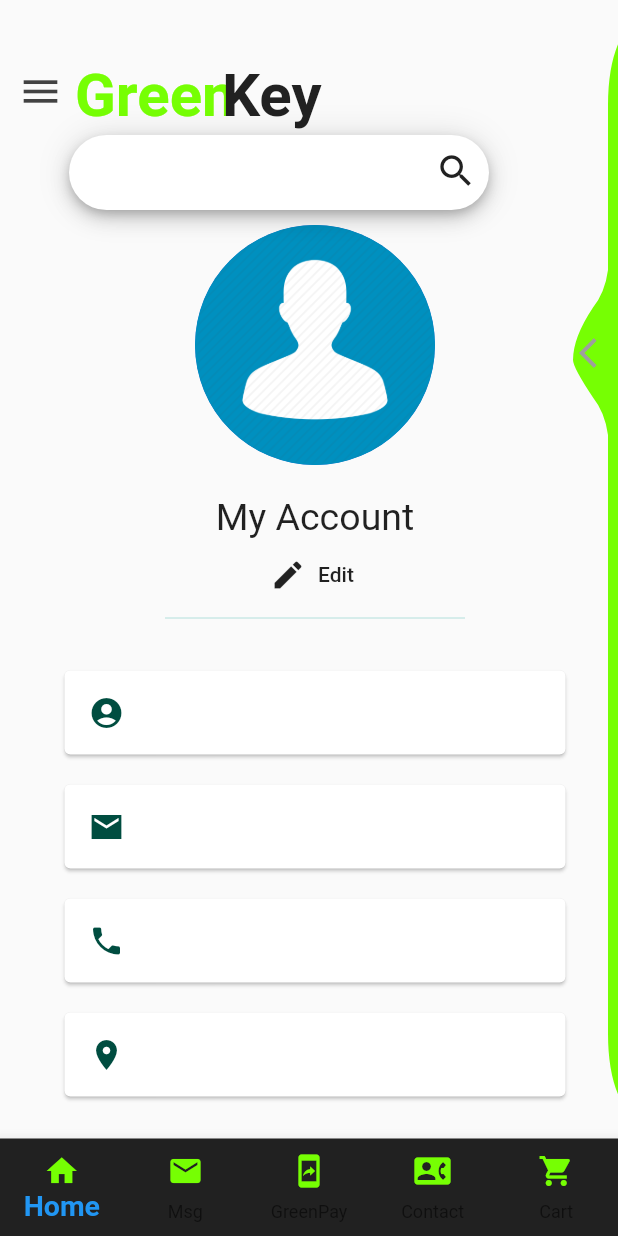
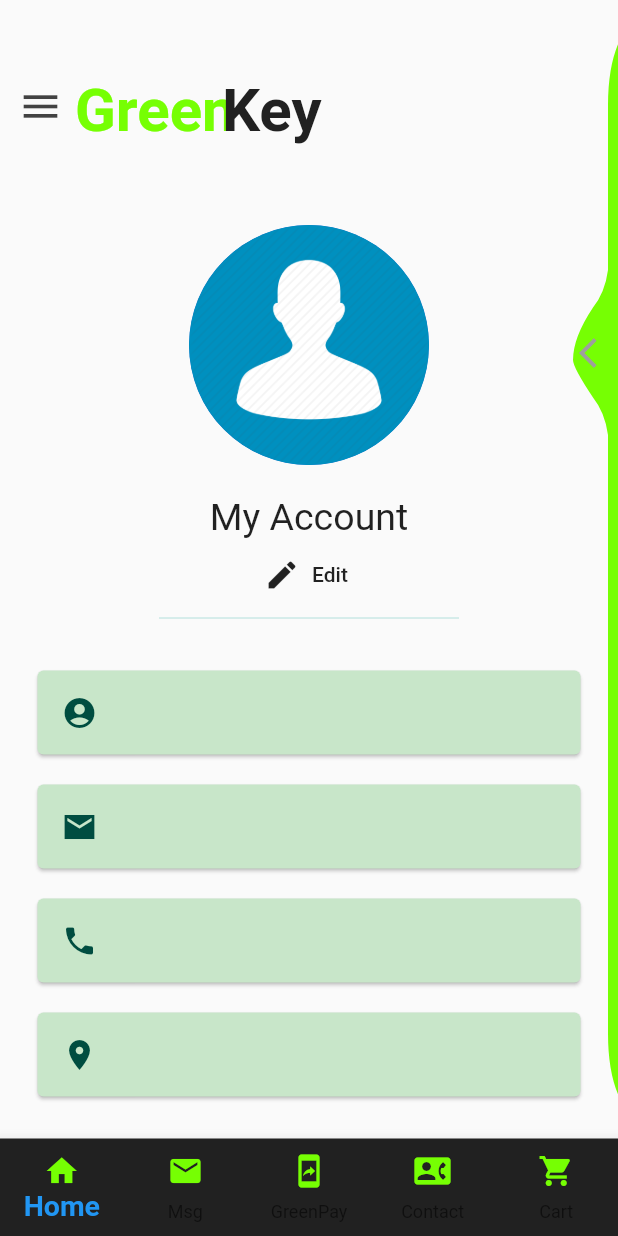
Before and after one commit to nitishnb/GreenKey, a Flutter app: the screen it shows once a user with an empty profile is signed in, after a tap on the "menu" icon, after a tap on "My Account", on a phone screen of 412 x 824 dp. Run offline on Flutter 3.47's test engine with Material 2 defaults, Android fonts, the phone set to English and light mode, and no system bars; our stand-ins replace after_layout, cloud_firestore, firebase_auth, flutter_spinkit, settings_ui; missing offline and left inert: dart:ffi; accounts and stored records are empty; Roboto replaces fonts that are missing (SourceSansPro).

```diff
--- a/lib/screens/home/home.dart
+++ b/lib/screens/home/home.dart
@@ -1,3 +1,7 @@
+import 'dart:ffi';
+
+import 'package:GreenKey/screens/home/product.dart';
+import 'package:GreenKey/screens/home/settings.dart';
 import 'package:flutter/cupertino.dart';
 import 'package:flutter/material.dart';
 import 'package:GreenKey/screens/home/sidebar/sidebarlayout.dart';
@@ -47,10 +51,10 @@ class Homelayout extends StatefulWidget   {
 class _HomelayoutState  extends State<Homelayout> {
   final AuthService _auth = AuthService();
 
-  final Color selectedTileColor = Colors.lightGreen;
 
   GlobalKey<ScaffoldState> _stackKey = GlobalKey<ScaffoldState>();
   int _currentIndex = 0, _selectedindex = -1;
+  bool _toggle = true;
   dynamic _bottomSelect = MyApp2();
 
   showAlertDialog(BuildContext context) {
@@ -116,8 +120,8 @@ class _HomelayoutState  extends State<Homelayout> {
                 children: <Widget>[
                   Positioned(
                     top: 110,
-                    left: 18,
-                    right: 10,
+                    left: 0,
+                    right: 0,
                     bottom: 2,
                     child: _bottomSelect,
                   ),
@@ -157,7 +161,7 @@ class _HomelayoutState  extends State<Homelayout> {
                   ),
                   Positioned(
                     left: 3,
-                    top: 15,
+                    top: 25,
                     child: Column(
                       children: [
                         SizedBox(height: 22,),
@@ -176,7 +180,7 @@ class _HomelayoutState  extends State<Homelayout> {
                   ),
                   Positioned(
                     left: 50,
-                    top: 30,
+                    top: 40,
                     child: Column(
                       children: [
                         SizedBox(height: 10,),
@@ -188,7 +192,7 @@ class _HomelayoutState  extends State<Homelayout> {
                   ),
                   Positioned(
                     left: 148,
-                    top: 30,
+                    top: 40,
                     child: Column(
                       children: [
                         SizedBox(height: 10,),
@@ -201,7 +205,7 @@ class _HomelayoutState  extends State<Homelayout> {
                   Positioned(
                     top: 90,
                     left: 46,
-                    child: AnimatedSearchBar(),
+                    child: (_toggle) ? AnimatedSearchBar() : Container() ,
                   ),
 
                 ],
@@ -219,11 +223,12 @@ class _HomelayoutState  extends State<Homelayout> {
                       child: Center(
                         child: Column(
                           children: <Widget>[
-                            SizedBox(height: 10.0),
+                            SizedBox(height: 20.0),
                             Container(
                               margin: EdgeInsets.only(top: 20, bottom: 16),
                               child: Icon(Icons.account_circle, size: 90,
-                                color: Colors.lightGreenAccent.shade400,),
+                                color: Colors.lightGreenAccent.shade400,
+                              ),
                             ),
                             Text(userData.name,
                               style: TextStyle(
@@ -246,7 +251,7 @@ class _HomelayoutState  extends State<Homelayout> {
                                 children: <Widget>[
                                   ListTile(
                                     selected: _selectedindex == 0,
-                                    selectedTileColor: Colors.grey,
+                                    selectedTileColor: Colors.green[100],
                                     leading: Icon(Icons.account_box,
                                       color: Colors.lightGreenAccent.shade400,
                                     ),
@@ -260,13 +265,14 @@ class _HomelayoutState  extends State<Homelayout> {
                                       setState(() {
                                         _bottomSelect = Profile();
                                         _selectedindex = 0;
+                                        _toggle = false;
                                       });
                                       Navigator.pop(context);
                                     },
                                   ),
                                   ListTile(
                                     selected: _selectedindex == 1,
-                                    selectedTileColor: Colors.grey,
+                                    selectedTileColor: Colors.green[100],
                                     leading: Icon(Icons.build,
                                       color: Colors.lightGreenAccent.shade400,
                                     ),
@@ -277,14 +283,16 @@ class _HomelayoutState  extends State<Homelayout> {
                                     ),),
                                     onTap: () {
                                       setState(() {
+                                        _bottomSelect = SettingsScreen();
                                         _selectedindex = 1;
+                                        _toggle = false;
                                       });
                                       Navigator.pop(context);
                                     },
                                   ),
                                   ListTile(
                                     selected: _selectedindex == 2,
-                                    selectedTileColor: Colors.grey,
+                                    selectedTileColor: Colors.green[100],
                                     leading: Icon(Icons.lock_outline,
                                       color: Colors.lightGreenAccent.shade400
                                     ),
@@ -304,7 +312,7 @@ class _HomelayoutState  extends State<Homelayout> {
                                   ),
                                   ListTile(
                                     selected: _selectedindex == 3,
-                                    selectedTileColor: Colors.grey,
+                                    selectedTileColor: Colors.green[100],
                                     leading: Icon(Icons.favorite,
                                       color: Colors.lightGreenAccent.shade400,),
                                     title: Text('Fav Lists', style: TextStyle(
@@ -315,13 +323,14 @@ class _HomelayoutState  extends State<Homelayout> {
                                     onTap: () {
                                       setState(() {
                                         _selectedindex = 3;
+                                        _toggle = false;
                                       });
                                       Navigator.pop(context);
                                     },
                                   ),
                                   ListTile(
                                     selected: _selectedindex == 4,
-                                    selectedTileColor: Colors.grey,
+                                    selectedTileColor: Colors.green[100],
                                     leading: Icon(Icons.local_offer,
                                       color: Colors.lightGreenAccent.shade400,),
                                     title: Text('Offer/Reward Area',
@@ -332,13 +341,14 @@ class _HomelayoutState  extends State<Homelayout> {
                                     onTap: () {
                                       setState(() {
                                         _selectedindex = 4;
+                                        _toggle = false;
                                       });
                                       Navigator.pop(context);
                                       },
                                   ),
                                   ListTile(
                                     selected: _selectedindex == 5,
-                                    selectedTileColor: Colors.grey,
+                                    selectedTileColor: Colors.green[100],
                                     leading: Icon(Icons.business_center,
                                       color: Colors.lightGreenAccent.shade400,),
                                     title: Text('Sell on GreenKey',
@@ -349,6 +359,7 @@ class _HomelayoutState  extends State<Homelayout> {
                                     onTap: () {
                                       setState(() {
                                         _selectedindex = 5;
+                                        _toggle = false;
                                       });
                                       Navigator.pop(context);
                                     },
@@ -362,7 +373,7 @@ class _HomelayoutState  extends State<Homelayout> {
                                       color: Colors.grey,),),
                                   ListTile(
                                     selected: _selectedindex == 6,
-                                    selectedTileColor: Colors.grey,
+                                    selectedTileColor: Colors.green[100],
                                     title: Text('Privacy Policies',
                                       style: TextStyle(fontSize: 16,
                                         fontWeight: FontWeight.bold,
@@ -371,13 +382,14 @@ class _HomelayoutState  extends State<Homelayout> {
                                     onTap: () {
                                       setState(() {
                                         _selectedindex = 6;
+                                        _toggle = false;
                                       });
                                       Navigator.pop(context);
                                     },
                                   ),
                                   ListTile(
                                     selected: _selectedindex == 7,
-                                    selectedTileColor: Colors.grey,
+                                    selectedTileColor: Colors.green[100],
                                     title: Text('Help Center', style: TextStyle(
                                         fontSize: 16,
                                         fontWeight: FontWeight.bold,
@@ -387,13 +399,14 @@ class _HomelayoutState  extends State<Homelayout> {
                                     onTap: () {
                                       setState(() {
                                         _selectedindex = 7;
+                                        _toggle = false;
                                       });
                                       Navigator.pop(context);
                                     },
                                   ),
                                   ListTile(
                                     selected: _selectedindex == 8,
-                                    selectedTileColor: Colors.grey,
+                                    selectedTileColor: Colors.green[100],
                                     title: Text('Green Plus Zone',
                                       style: TextStyle(fontSize: 16,
                                         fontWeight: FontWeight.bold,
@@ -402,7 +415,9 @@ class _HomelayoutState  extends State<Homelayout> {
                                     ),
                                     onTap: () {
                                       setState(() {
+                                        _bottomSelect = Product();
                                         _selectedindex = 8;
+                                        _toggle = false;
                                       });
                                       Navigator.pop(context);
                                       },
@@ -464,6 +479,7 @@ class _HomelayoutState  extends State<Homelayout> {
                 ],
                 onTap: (index) {
                   setState(() {
+                    _toggle = true;
                     _selectedindex = -1;
                     _currentIndex = index;
                     switch (_currentIndex) {
@@ -632,12 +648,12 @@ class _MyHomePageState extends State<MyHomePage> {
                     Text(
                       "\$ ${post["price"]}",
                       style: const TextStyle(fontSize: 25, color: Colors.black, fontWeight: FontWeight.bold),
-                    )
+                    ),
                   ],
                 ),
                 Image.asset(
-                  "assets/images/${post["image"]}",
-                  height: double.infinity,
+                  "assets/${post["image"]}",
+                  fit: BoxFit.fill,
                 )
               ],
             ),
@@ -744,7 +760,15 @@ class CategoriesScroller extends StatelessWidget {
                 width: 250,
                 margin: EdgeInsets.only(right: 10),
                 height: categoryHeight,
-                decoration: BoxDecoration(color: Colors.orange.shade400, borderRadius: BorderRadius.all(Radius.circular(20.0))),
+                decoration: BoxDecoration(
+                    image: DecorationImage(
+                      image: AssetImage(
+                          'assets/equip1.jpg'
+                      ),
+                      fit: BoxFit.fill,
+                    ),
+                    borderRadius: BorderRadius.all(Radius.circular(20.0))
+                ),
                 child: Padding(
                   padding: const EdgeInsets.all(12.0),
                   child: Column(
@@ -769,7 +793,15 @@ class CategoriesScroller extends StatelessWidget {
                 width: 250,
                 margin: EdgeInsets.only(right: 20),
                 height: categoryHeight,
-                decoration: BoxDecoration(color: Colors.blue.shade400, borderRadius: BorderRadius.all(Radius.circular(20.0))),
+                decoration: BoxDecoration(
+                    image: DecorationImage(
+                      image: AssetImage(
+                          'assets/new.jpg'
+                      ),
+                      fit: BoxFit.fill,
+                    ),
+                    borderRadius: BorderRadius.all(Radius.circular(20.0))
+                ),
                 child: Container(
                   child: Padding(
                     padding: const EdgeInsets.all(12.0),
@@ -796,7 +828,14 @@ class CategoriesScroller extends StatelessWidget {
                 width: 250,
                 margin: EdgeInsets.only(right: 20),
                 height: categoryHeight,
-                decoration: BoxDecoration(color: Colors.yellow.shade500, borderRadius: BorderRadius.all(Radius.circular(20.0))),
+                decoration: BoxDecoration(
+                    image: DecorationImage(
+                      image: AssetImage(
+                          'assets/agri.jpg'
+                      ),
+                      fit: BoxFit.fill,
+                    ),
+                    borderRadius: BorderRadius.all(Radius.circular(20.0))),
                 child: Padding(
                   padding: const EdgeInsets.all(12.0),
                   child: Column(
@@ -821,7 +860,15 @@ class CategoriesScroller extends StatelessWidget {
                 width: 250,
                 margin: EdgeInsets.only(right: 20),
                 height: categoryHeight,
-                decoration: BoxDecoration(color: Colors.red, borderRadius: BorderRadius.all(Radius.circular(20.0))),
+                decoration: BoxDecoration(
+                    image: DecorationImage(
+                      image: AssetImage(
+                          'assets/deepa.jpg'
+                      ),
+                      fit: BoxFit.fill,
+                    ),
+                    borderRadius: BorderRadius.all(Radius.circular(20.0))
+                ),
                 child: Padding(
                   padding: const EdgeInsets.all(12.0),
                   child: Column(
@@ -863,7 +910,7 @@ class GreenPay extends StatelessWidget {
   @override
   Widget build(BuildContext context) {
     return Container(
-      child: Center(child: Text("Well come to GREENPAY",style: TextStyle(fontSize: 40,color: Colors.grey[800]))),
+      child: Center(child: Text("Welcome to GREENPAY",style: TextStyle(fontSize: 40,color: Colors.grey[800]))),
     );
   }
 }
--- a/lib/screens/home/profile.dart
+++ b/lib/screens/home/profile.dart
@@ -68,7 +68,7 @@ class _ProfileState extends State<Profile> {
                   ),
                   SizedBox(height: 20.0),
                   Card(
-                    color: Colors.white,
+                    color: Colors.green[100],
                     margin:
                     EdgeInsets.symmetric(vertical: 10.0, horizontal: 25.0),
                     child: ListTile(
@@ -83,7 +83,7 @@ class _ProfileState extends State<Profile> {
                     ),
                   ),
                   Card(
-                    color: Colors.white,
+                    color: Colors.green[100],
                     margin:
                     EdgeInsets.symmetric(vertical: 10.0, horizontal: 25.0),
                     child: ListTile(
@@ -99,7 +99,7 @@ class _ProfileState extends State<Profile> {
                     ),
                   ),
                   Card(
-                    color: Colors.white,
+                    color: Colors.green[100],
                     margin:
                     EdgeInsets.symmetric(vertical: 10.0, horizontal: 25.0),
                     child: ListTile(
@@ -115,7 +115,7 @@ class _ProfileState extends State<Profile> {
                     ),
                   ),
                   Card(
-                    color: Colors.white,
+                    color: Colors.green[100],
                     margin:
                     EdgeInsets.symmetric(vertical: 10.0, horizontal: 25.0),
                     child: ListTile(
--- a/pubspec.yaml
+++ b/pubspec.yaml
@@ -34,6 +34,7 @@ dependencies:
   flutter_spinkit: "^4.1.2"
   flutter_search_bar: ^2.1.0
   after_layout: ^1.0.7+2
+  settings_ui: ^0.4.0
 
 dev_dependencies:
   flutter_test:
```
Also changed, not shown: lib/screens/home/constants.dart (+10 -10 lines), lib/screens/home/product.dart (added, +115 -0 lines), lib/screens/home/profileform.dart (+29 -1 lines), lib/screens/home/settings.dart (added, +191 -0 lines), assets/agri.jpg (added), assets/deepa.jpg (added), assets/equip.jpg (added), assets/equip1.jpg (added), assets/new.jpg (added), assets/settings.png (added), pubspec.lock.
